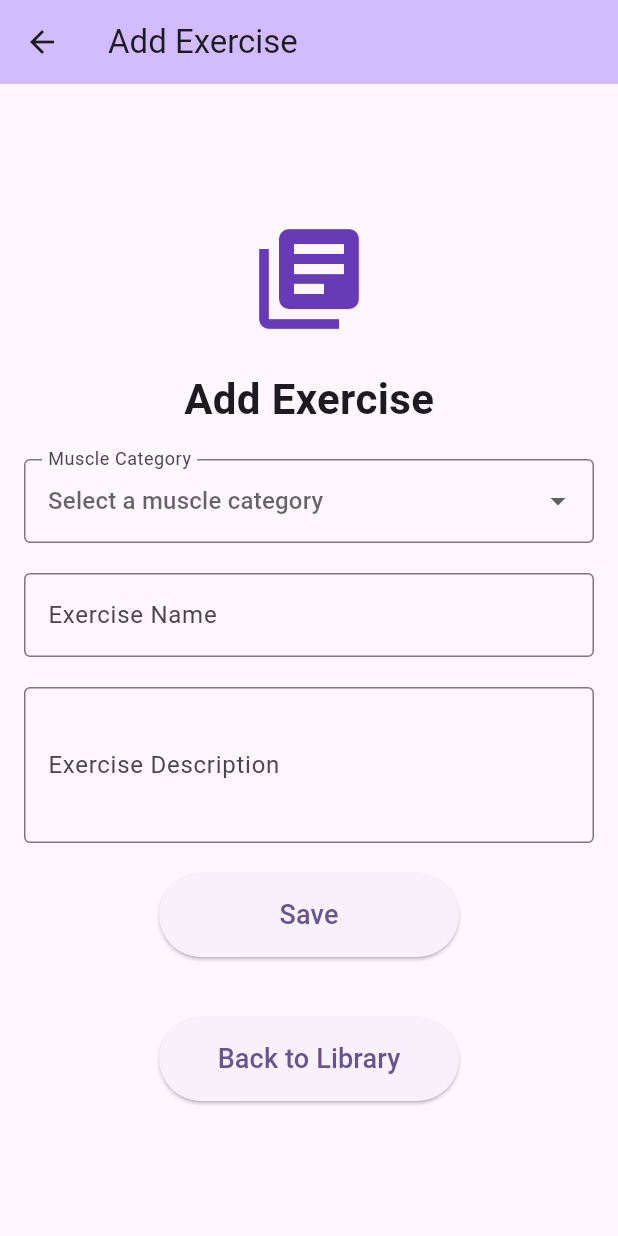
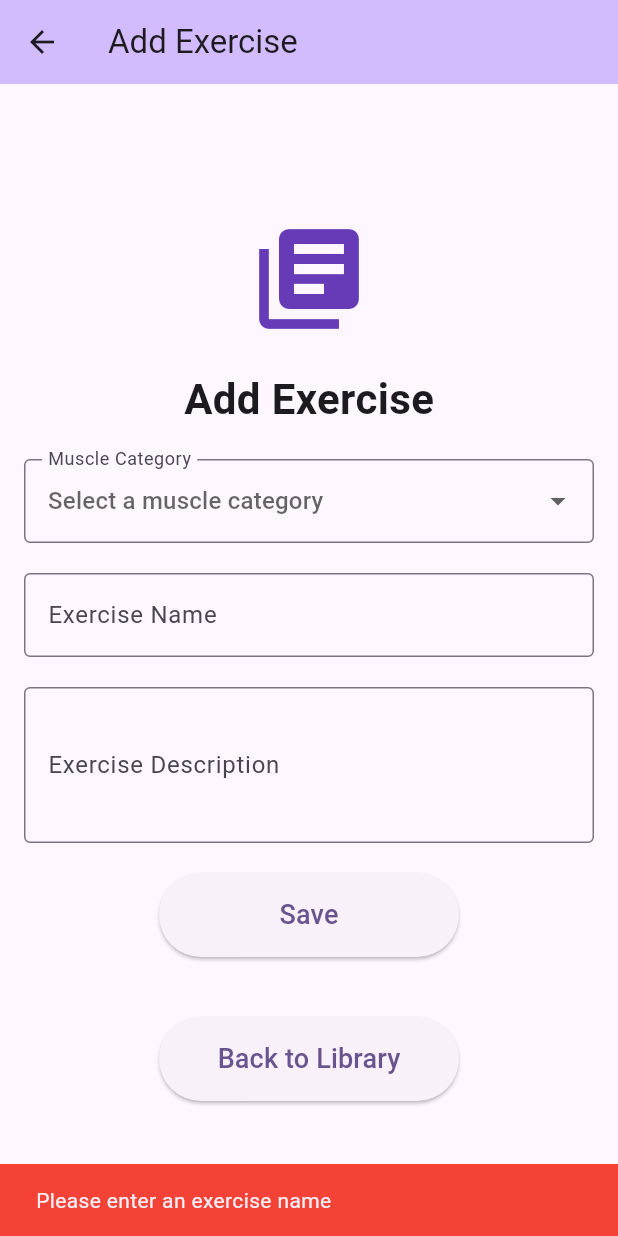
Before and after one commit to teofilmunteanu/gym_assistant_flutter, a Flutter app: the Screen5AddExercise screen opened by its route, after a tap on "Save", on a phone screen of 412 x 824 dp. Run offline on Flutter 3.47's test engine with Material 3 defaults, Android fonts, the phone set to English and light mode, and no system bars; our stand-ins replace shared_preferences; accounts and stored records are empty.

Commit message:
Store saved exercises and display in library + delete functionality + edit functionality

```diff
--- a/lib/main.dart
+++ b/lib/main.dart
@@ -1,5 +1,6 @@
 import 'package:flutter/material.dart';
 import 'services/muscle_service.dart';
+import 'services/exercise_service.dart';
 import 'screens/main_menu.dart';
 import 'screens/screen_1_exercise_library.dart';
 import 'screens/screen_2_workout_templates.dart';
@@ -10,6 +11,7 @@ import 'screens/screen_5_add_exercise.dart';
 void main() async {
   WidgetsFlutterBinding.ensureInitialized();
   await MuscleService().init();
+  await ExerciseService().init();
   runApp(const MyApp());
 }
 
@@ -30,7 +32,10 @@ class MyApp extends StatelessWidget {
         '/screen2': (context) => const Screen2WorkoutTemplates(),
         '/screen3': (context) => const Screen3WorkoutsHistory(),
         '/screen4': (context) => const Screen4Settings(),
-        '/screen5': (context) => const Screen5AddExercise(),
+        '/screen5': (context) {
+          final exerciseId = ModalRoute.of(context)?.settings.arguments as String?;
+          return Screen5AddExercise(exerciseId: exerciseId);
+        },
       },
     );
   }
--- /dev/null
+++ b/lib/models/exercise_model.dart
@@ -0,0 +1,18 @@
+class ExerciseModel {
+  // Just the data model, no methods
+  final String id;
+  final String name;
+  final String description;
+  final String muscleCategoryId;
+  final String muscleGroupId;
+  final String? muscleSubgroupId;
+
+  const ExerciseModel({
+    required this.id,
+    required this.name,
+    required this.description,
+    required this.muscleCategoryId,
+    required this.muscleGroupId,
+    this.muscleSubgroupId
+  });
+}
--- a/lib/screens/screen_5_add_exercise.dart
+++ b/lib/screens/screen_5_add_exercise.dart
@@ -1,9 +1,12 @@
 import 'package:flutter/material.dart';
 import 'package:gym_assistant_flutter/models/muscle_model.dart';
 import 'package:gym_assistant_flutter/services/muscle_service.dart';
+import 'package:gym_assistant_flutter/services/exercise_service.dart';
 
 class Screen5AddExercise extends StatefulWidget {
-  const Screen5AddExercise({super.key});
+  final String? exerciseId;
+
+  const Screen5AddExercise({super.key, this.exerciseId});
 
   @override
   State<Screen5AddExercise> createState() => _Screen5AddExerciseState();
@@ -14,13 +17,49 @@ class _Screen5AddExerciseState extends State<Screen5AddExercise> {
   String? selectedMuscleGroup;
   String? selectedMuscleSubgroup;
 
+  late TextEditingController exerciseNameController;
+  late TextEditingController exerciseDescriptionController;
+
   final List<MuscleNode> muscleCategories = MuscleService().getCategories();
+  final _exerciseService = ExerciseService();
+
+  @override
+  void initState() {
+    super.initState();
+    exerciseNameController = TextEditingController();
+    exerciseDescriptionController = TextEditingController();
+
+    // If editing, load the exercise data
+    if (widget.exerciseId != null) {
+      _loadExerciseData();
+    }
+  }
+
+  void _loadExerciseData() {
+    final exercise = _exerciseService
+        .getAllExercises()
+        .firstWhere((e) => e.id == widget.exerciseId);
+
+    exerciseNameController.text = exercise.name;
+    exerciseDescriptionController.text = exercise.description;
+    selectedMuscleCategory = exercise.muscleCategoryId;
+    selectedMuscleGroup = exercise.muscleGroupId;
+    selectedMuscleSubgroup = exercise.muscleSubgroupId;
+    setState(() {});
+  }
+
+  @override
+  void dispose() {
+    exerciseNameController.dispose();
+    exerciseDescriptionController.dispose();
+    super.dispose();
+  }
 
   @override
   Widget build(BuildContext context) {
     return Scaffold(
       appBar: AppBar(
-        title: const Text('Add Exercise'),
+        title: Text(widget.exerciseId != null ? 'Edit Exercise' : 'Add Exercise'),
         backgroundColor: Theme.of(context).colorScheme.inversePrimary,
       ),
 
@@ -140,6 +179,7 @@ class _Screen5AddExerciseState extends State<Screen5AddExercise> {
 
                   // Exercise name input
                   TextFormField(
+                    controller: exerciseNameController,
                     decoration: const InputDecoration(
                       border: OutlineInputBorder(),
                       labelText: 'Exercise Name',
@@ -156,6 +196,7 @@ class _Screen5AddExerciseState extends State<Screen5AddExercise> {
 
                   // Exercise description input
                   TextFormField(
+                    controller: exerciseDescriptionController,
                     decoration: const InputDecoration(
                       border: OutlineInputBorder(),
                       labelText: 'Exercise Description',
@@ -176,9 +217,7 @@ class _Screen5AddExerciseState extends State<Screen5AddExercise> {
 
             // Save button whichs will add the exercise to the library
             ElevatedButton(
-              onPressed: () {
-                // Add exercise to library
-              },
+              onPressed: () => _saveExercise(),
               style: ElevatedButton.styleFrom(
                 padding: const EdgeInsets.symmetric(
                   horizontal: 30,
@@ -209,4 +248,70 @@ class _Screen5AddExerciseState extends State<Screen5AddExercise> {
       ),
     );
   }
+
+  Future<void> _saveExercise() async {
+    // Validate all required fields
+    if (exerciseNameController.text.isEmpty) {
+      _showError('Please enter an exercise name');
+      return;
+    }
+
+    if (exerciseDescriptionController.text.isEmpty) {
+      _showError('Please enter an exercise description');
+      return;
+    }
+
+    if (selectedMuscleCategory == null) {
+      _showError('Please select a muscle category');
+      return;
+    }
+
+    if (selectedMuscleGroup == null) {
+      _showError('Please select a muscle group');
+      return;
+    }
+
+    // Save or update the exercise
+    if (widget.exerciseId != null) {
+      await _exerciseService.updateExercise(
+        id: widget.exerciseId!,
+        name: exerciseNameController.text,
+        description: exerciseDescriptionController.text,
+        muscleCategoryId: selectedMuscleCategory!,
+        muscleGroupId: selectedMuscleGroup!,
+        muscleSubgroupId: selectedMuscleSubgroup,
+      );
+    } else {
+      _exerciseService.saveExercise(
+        name: exerciseNameController.text,
+        description: exerciseDescriptionController.text,
+        muscleCategoryId: selectedMuscleCategory!,
+        muscleGroupId: selectedMuscleGroup!,
+        muscleSubgroupId: selectedMuscleSubgroup,
+      );
+    }
+
+    // Show success message and navigate back
+    if (mounted) {
+      ScaffoldMessenger.of(context).showSnackBar(
+        SnackBar(
+          content: Text(
+            widget.exerciseId != null
+                ? 'Exercise updated successfully!'
+                : 'Exercise saved successfully!',
+          ),
+        ),
+      );
+      Navigator.pop(context, true);
+    }
+  }
+
+  void _showError(String message) {
+    ScaffoldMessenger.of(context).showSnackBar(
+      SnackBar(
+        content: Text(message),
+        backgroundColor: Colors.red,
+      ),
+    );
+  }
 }
--- /dev/null
+++ b/lib/services/exercise_service.dart
@@ -0,0 +1,123 @@
+import 'package:gym_assistant_flutter/models/exercise_model.dart';
+import 'package:uuid/uuid.dart';
+import 'package:shared_preferences/shared_preferences.dart';
+import 'dart:convert';
+
+/// Service for managing exercises
+/// Uses shared_preferences for persistence, easily replaceable with a real database
+class ExerciseService {
+  static final ExerciseService _instance = ExerciseService._internal();
+
+  List<ExerciseModel> _exercises = [];
+  bool _isInitialized = false;
+
+  ExerciseService._internal();
+
+  factory ExerciseService() {
+    return _instance;
+  }
+
+  /// Initialize and load exercises from storage
+  Future<void> init() async {
+    if (_isInitialized) return;
+
+    final prefs = await SharedPreferences.getInstance();
+    final stored = prefs.getStringList('exercises') ?? [];
+
+    _exercises = stored.map((json) {
+      final data = jsonDecode(json) as Map<String, dynamic>;
+      return ExerciseModel(
+        id: data['id'],
+        name: data['name'],
+        description: data['description'],
+        muscleCategoryId: data['muscleCategoryId'],
+        muscleGroupId: data['muscleGroupId'],
+        muscleSubgroupId: data['muscleSubgroupId'],
+      );
+    }).toList();
+
+    _isInitialized = true;
+  }
+
+  /// Save an exercise to storage
+  ExerciseModel saveExercise({
+    required String name,
+    required String description,
+    required String muscleCategoryId,
+    required String muscleGroupId,
+    String? muscleSubgroupId,
+  }) {
+    const uuid = Uuid();
+    final exercise = ExerciseModel(
+      id: uuid.v4(),
+      name: name,
+      description: description,
+      muscleCategoryId: muscleCategoryId,
+      muscleGroupId: muscleGroupId,
+      muscleSubgroupId: muscleSubgroupId,
+    );
+
+    _exercises.add(exercise);
+    _persistToStorage();
+
+    return exercise;
+  }
+
+  /// Persist exercises to shared preferences
+  Future<void> _persistToStorage() async {
+    final prefs = await SharedPreferences.getInstance();
+    final jsonList = _exercises.map((e) => jsonEncode({
+      'id': e.id,
+      'name': e.name,
+      'description': e.description,
+      'muscleCategoryId': e.muscleCategoryId,
+      'muscleGroupId': e.muscleGroupId,
+      'muscleSubgroupId': e.muscleSubgroupId,
+    })).toList();
+
+    await prefs.setStringList('exercises', jsonList);
+  }
+
+  /// Get all exercises
+  List<ExerciseModel> getAllExercises() {
+    return List.unmodifiable(_exercises);
+  }
+
+  /// Get exercises by muscle category
+  List<ExerciseModel> getExercisesByCategory(String categoryId) {
+    return _exercises.where((e) => e.muscleCategoryId == categoryId).toList();
+  }
+
+  /// Update an existing exercise
+  Future<ExerciseModel> updateExercise({
+    required String id,
+    required String name,
+    required String description,
+    required String muscleCategoryId,
+    required String muscleGroupId,
+    String? muscleSubgroupId,
+  }) async {
+    final index = _exercises.indexWhere((e) => e.id == id);
+    if (index == -1) throw Exception('Exercise not found');
+
+    final updatedExercise = ExerciseModel(
+      id: id,
+      name: name,
+      description: description,
+      muscleCategoryId: muscleCategoryId,
+      muscleGroupId: muscleGroupId,
+      muscleSubgroupId: muscleSubgroupId,
+    );
+
+    _exercises[index] = updatedExercise;
+    await _persistToStorage();
+
+    return updatedExercise;
+  }
+
+  /// Delete an exercise
+  Future<void> deleteExercise(String id) async {
+    _exercises.removeWhere((e) => e.id == id);
+    await _persistToStorage();
+  }
+}
--- a/pubspec.yaml
+++ b/pubspec.yaml
@@ -34,6 +34,8 @@ dependencies:
   # The following adds the Cupertino Icons font to your application.
   # Use with the CupertinoIcons class for iOS style icons.
   cupertino_icons: ^1.0.8
+  uuid: ^4.0.0
+  shared_preferences: ^2.2.0
 
 dev_dependencies:
   flutter_test:
```
Also changed, not shown: lib/screens/screen_1_exercise_library.dart (+79 -23 lines), lib/widgets/exercise_card.dart (added, +129 -0 lines), pubspec.lock, 1 other file.
